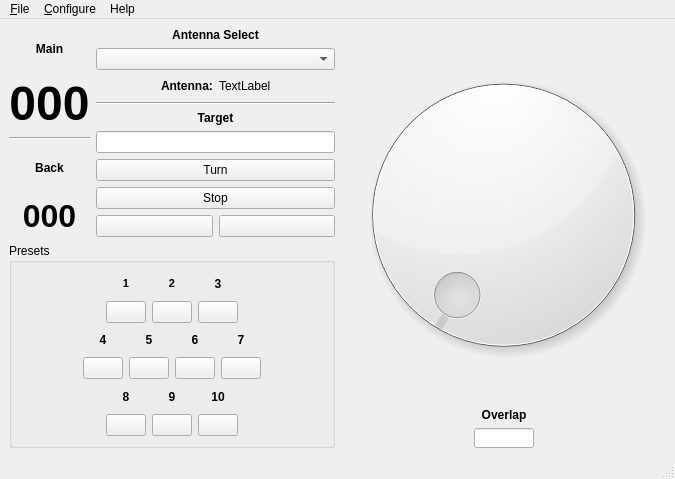
zsteva/backup-minos2, file mqt/MqtRotator/rotatormainwindow.ui: the form before one commit.
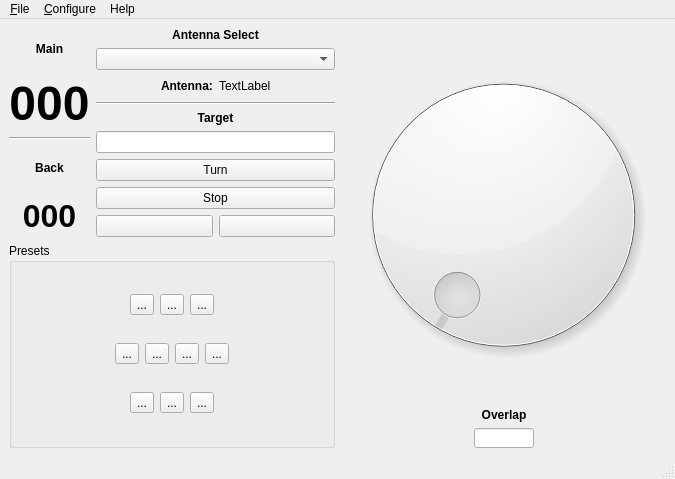
The form after the commit. Custom widgets are drawn as their Qt base class.

```diff
--- a/mqt/MqtRotator/rotatormainwindow.ui
+++ b/mqt/MqtRotator/rotatormainwindow.ui
@@ -264,62 +264,21 @@
             </spacer>
            </item>
            <item>
-            <layout class="QVBoxLayout" name="verticalLayout_5">
-             <item>
-              <widget class="QLabel" name="label_2">
-               <property name="font">
-                <font>
-                 <pointsize>8</pointsize>
-                 <weight>75</weight>
-                 <bold>true</bold>
-                </font>
-               </property>
-               <property name="layoutDirection">
-                <enum>Qt::LeftToRight</enum>
-               </property>
-               <property name="text">
-                <string>1</string>
-               </property>
-               <property name="alignment">
-                <set>Qt::AlignCenter</set>
-               </property>
-              </widget>
-             </item>
-             <item>
-              <widget class="QPushButton" name="presetButton1">
-               <property name="text">
-                <string/>
-               </property>
-              </widget>
-             </item>
-            </layout>
+            <layout class="QVBoxLayout" name="verticalLayout_5"/>
+           </item>
+           <item>
+            <widget class="QToolButton" name="presetButton0">
+             <property name="text">
+              <string>...</string>
+             </property>
+            </widget>
            </item>
            <item>
             <layout class="QVBoxLayout" name="verticalLayout_6">
              <item>
-              <widget class="QLabel" name="label_3">
-               <property name="font">
-                <font>
-                 <pointsize>8</pointsize>
-                 <weight>75</weight>
-                 <bold>true</bold>
-                </font>
-               </property>
-               <property name="layoutDirection">
-                <enum>Qt::LeftToRight</enum>
-               </property>
+              <widget class="QToolButton" name="presetButton1">
                <property name="text">
-                <string>2</string>
-               </property>
-               <property name="alignment">
-                <set>Qt::AlignCenter</set>
-               </property>
-              </widget>
-             </item>
-             <item>
-              <widget class="QPushButton" name="presetButton2">
-               <property name="text">
-                <string/>
+                <string>...</string>
                </property>
               </widget>
              </item>
@@ -328,28 +287,9 @@
            <item>
             <layout class="QVBoxLayout" name="verticalLayout_7">
              <item>
-              <widget class="QLabel" name="label_6">
-               <property name="font">
-                <font>
-                 <weight>75</weight>
-                 <bold>true</bold>
-                </font>
-               </property>
-               <property name="layoutDirection">
-                <enum>Qt::LeftToRight</enum>
-               </property>
+              <widget class="QToolButton" name="presetButton2">
                <property name="text">
-                <string>3</string>
-               </property>
-               <property name="alignment">
-                <set>Qt::AlignCenter</set>
-               </property>
-              </widget>
-             </item>
-             <item>
-              <widget class="QPushButton" name="presetButton3">
-               <property name="text">
-                <string/>
+                <string>...</string>
                </property>
               </widget>
              </item>
@@ -388,28 +328,9 @@
            <item>
             <layout class="QVBoxLayout" name="verticalLayout_8">
              <item>
-              <widget class="QLabel" name="label_7">
-               <property name="font">
-                <font>
-                 <weight>75</weight>
-                 <bold>true</bold>
-                </font>
-               </property>
-               <property name="layoutDirection">
-                <enum>Qt::LeftToRight</enum>
-               </property>
+              <widget class="QToolButton" name="presetButton3">
                <property name="text">
-                <string>4</string>
-               </property>
-               <property name="alignment">
-                <set>Qt::AlignCenter</set>
-               </property>
-              </widget>
-             </item>
-             <item>
-              <widget class="QPushButton" name="presetButton4">
-               <property name="text">
-                <string/>
+                <string>...</string>
                </property>
               </widget>
              </item>
@@ -418,28 +339,9 @@
            <item>
             <layout class="QVBoxLayout" name="verticalLayout_9">
              <item>
-              <widget class="QLabel" name="label_8">
-               <property name="font">
-                <font>
-                 <weight>75</weight>
-                 <bold>true</bold>
-                </font>
-               </property>
-               <property name="layoutDirection">
-                <enum>Qt::LeftToRight</enum>
-               </property>
+              <widget class="QToolButton" name="presetButton4">
                <property name="text">
-                <string>5</string>
-               </property>
-               <property name="alignment">
-                <set>Qt::AlignCenter</set>
-               </property>
-              </widget>
-             </item>
-             <item>
-              <widget class="QPushButton" name="presetButton5">
-               <property name="text">
-                <string/>
+                <string>...</string>
                </property>
               </widget>
              </item>
@@ -448,28 +350,9 @@
            <item>
             <layout class="QVBoxLayout" name="verticalLayout_10">
              <item>
-              <widget class="QLabel" name="label_9">
-               <property name="font">
-                <font>
-                 <weight>75</weight>
-                 <bold>true</bold>
-                </font>
-               </property>
-               <property name="layoutDirection">
-                <enum>Qt::LeftToRight</enum>
-               </property>
+              <widget class="QToolButton" name="presetButton5">
                <property name="text">
-                <string>6</string>
-               </property>
-               <property name="alignment">
-                <set>Qt::AlignCenter</set>
-               </property>
-              </widget>
-             </item>
-             <item>
-              <widget class="QPushButton" name="presetButton6">
-               <property name="text">
-                <string/>
+                <string>...</string>
                </property>
               </widget>
              </item>
@@ -478,28 +361,9 @@
            <item>
             <layout class="QVBoxLayout" name="verticalLayout_11">
              <item>
-              <widget class="QLabel" name="label_10">
-               <property name="font">
-                <font>
-                 <weight>75</weight>
-                 <bold>true</bold>
-                </font>
-               </property>
-               <property name="layoutDirection">
-                <enum>Qt::LeftToRight</enum>
-               </property>
+              <widget class="QToolButton" name="presetButton6">
                <property name="text">
-                <string>7</string>
-               </property>
-               <property name="alignment">
-                <set>Qt::AlignCenter</set>
-               </property>
-              </widget>
-             </item>
-             <item>
-              <widget class="QPushButton" name="presetButton7">
-               <property name="text">
-                <string/>
+                <string>...</string>
                </property>
               </widget>
              </item>
@@ -538,28 +402,9 @@
            <item>
             <layout class="QVBoxLayout" name="verticalLayout_12">
              <item>
-              <widget class="QLabel" name="label_11">
-               <property name="font">
-                <font>
-                 <weight>75</weight>
-                 <bold>true</bold>
-                </font>
-               </property>
-               <property name="layoutDirection">
-                <enum>Qt::LeftToRight</enum>
-               </property>
+              <widget class="QToolButton" name="presetButton7">
                <property name="text">
-                <string>8</string>
-               </property>
-               <property name="alignment">
-                <set>Qt::AlignCenter</set>
-               </property>
-              </widget>
-             </item>
-             <item>
-              <widget class="QPushButton" name="presetButton8">
-               <property name="text">
-                <string/>
+                <string>...</string>
                </property>
               </widget>
              </item>
@@ -568,28 +413,9 @@
            <item>
             <layout class="QVBoxLayout" name="verticalLayout_13">
              <item>
-              <widget class="QLabel" name="label_12">
-               <property name="font">
-                <font>
-                 <weight>75</weight>
-                 <bold>true</bold>
-                </font>
-               </property>
-               <property name="layoutDirection">
-                <enum>Qt::LeftToRight</enum>
-               </property>
+              <widget class="QToolButton" name="presetButton8">
                <property name="text">
-                <string>9</string>
-               </property>
-               <property name="alignment">
-                <set>Qt::AlignCenter</set>
-               </property>
-              </widget>
-             </item>
-             <item>
-              <widget class="QPushButton" name="presetButton9">
-               <property name="text">
-                <string/>
+                <string>...</string>
                </property>
               </widget>
              </item>
@@ -598,28 +424,9 @@
            <item>
             <layout class="QVBoxLayout" name="verticalLayout_14">
              <item>
-              <widget class="QLabel" name="label_13">
-               <property name="font">
-                <font>
-                 <weight>75</weight>
-                 <bold>true</bold>
-                </font>
-               </property>
-               <property name="layoutDirection">
-                <enum>Qt::LeftToRight</enum>
-               </property>
+              <widget class="QToolButton" name="presetButton9">
                <property name="text">
-                <string>10</string>
-               </property>
-               <property name="alignment">
-                <set>Qt::AlignCenter</set>
-               </property>
-              </widget>
-             </item>
-             <item>
-              <widget class="QPushButton" name="presetButton10">
-               <property name="text">
-                <string/>
+                <string>...</string>
                </property>
               </widget>
              </item>
```
